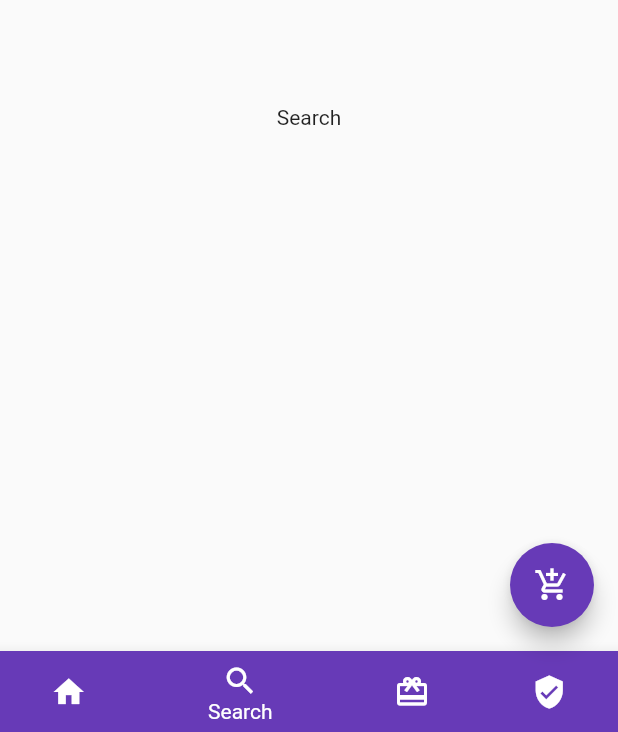
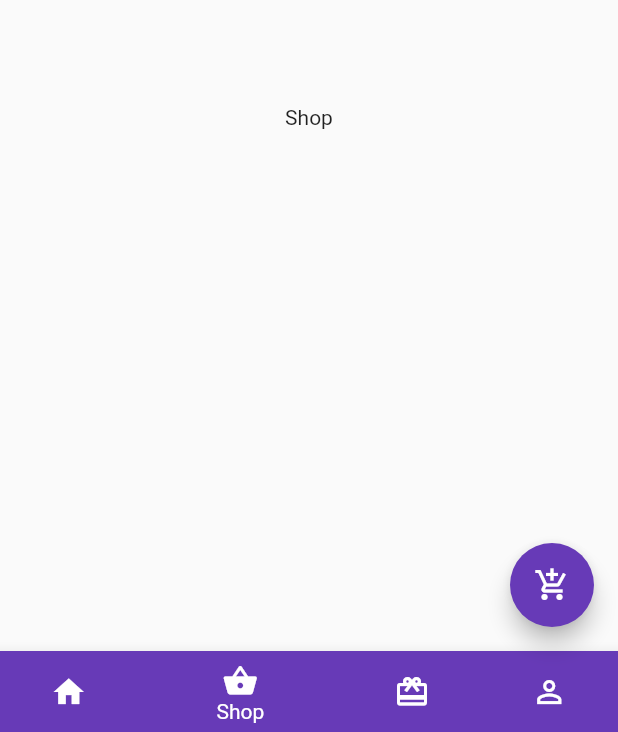
Before and after one commit to Pils36/flutter_timezone, a Flutter app: the Home screen opened directly, item 2 of the bottom bar chosen, on a phone screen of 412 x 824 dp. Shown: the part 501-1233 px from the top of the screen. Run offline on Flutter 3.47's test engine with Material 2 defaults, Android fonts, the phone set to English and light mode, and no system bars.

Commit message:
mater update

```diff
--- a/lib/main.dart
+++ b/lib/main.dart
@@ -16,7 +16,7 @@ class MyApp extends StatelessWidget {
   Widget build(BuildContext context) {
     return MaterialApp(
       title: 'Cuppy Kart',
-      home: SplashScreen(),
+      home: Home(),
       debugShowCheckedModeBanner: false,
       theme: ThemeData(primarySwatch: Colors.deepPurple),
       routes: <String, WidgetBuilder>{
@@ -121,7 +121,7 @@ class _HomeState extends State<Home> {
       child: Text('Home'),
     ),
     Center(
-      child: Text('Search'),
+      child: Text('Shop'),
     ),
     Center(
       child: Text('Products'),
@@ -190,15 +190,15 @@ class _HomeState extends State<Home> {
               title: Text('Home'),
               backgroundColor: Colors.deepPurple),
           BottomNavigationBarItem(
-              icon: Icon(Icons.search),
-              title: Text('Search'),
+              icon: Icon(Icons.shopping_basket),
+              title: Text('Shop'),
               backgroundColor: Colors.deepPurple),
           BottomNavigationBarItem(
               icon: Icon(Icons.card_giftcard),
               title: Text('Products'),
               backgroundColor: Colors.deepPurple),
           BottomNavigationBarItem(
-              icon: Icon(Icons.verified_user),
+              icon: Icon(Icons.perm_identity),
               title: Text('Profile'),
               backgroundColor: Colors.deepPurple),
         ],
```
Also changed, not shown: 1 other file.
